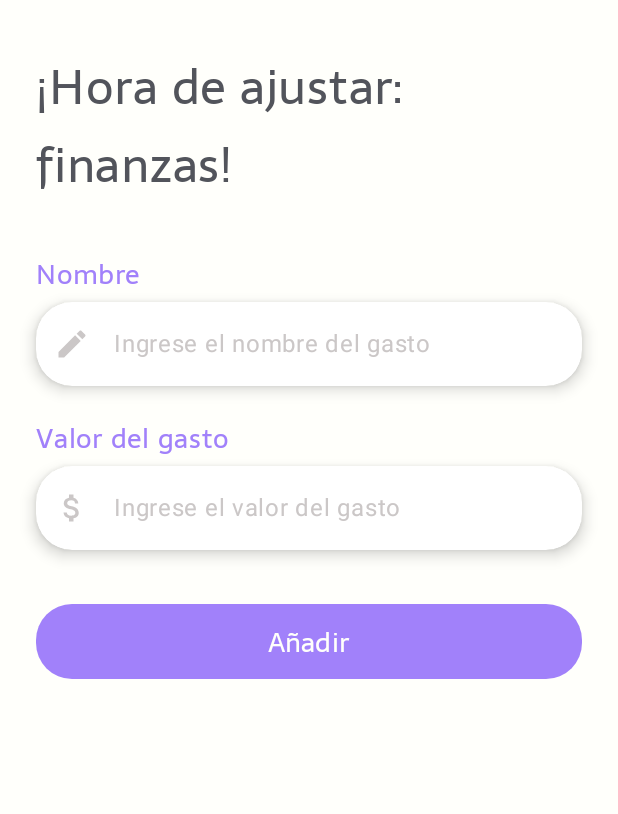
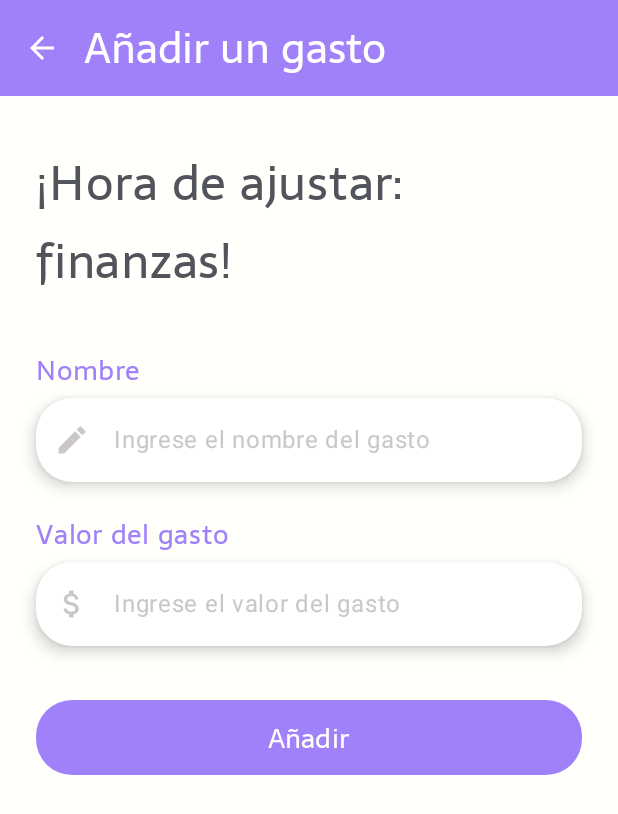
Before and after one commit to tobivalens/TravelBuddyFront, an Android app built with Jetpack Compose: the composable AddExpenseScreen shown on its own in the app's theme, on a phone screen of 412 x 824 dp. Shown: the top 814 px of the screen. Run offline under Robolectric (Android 15) with nearby library versions, the phone set to English and light mode, and no system bars; network calls fail.

Commit message:
top bar component arreglado

```diff
--- a/app/src/main/java/com/example/travelbuddyapp/resources/ui/screens/AddExpenses.kt
+++ b/app/src/main/java/com/example/travelbuddyapp/resources/ui/screens/AddExpenses.kt
@@ -27,7 +27,7 @@ import androidx.compose.material3.*
 import androidx.compose.runtime.*
 import androidx.compose.ui.draw.shadow
 import androidx.compose.ui.text.TextStyle
-// import com.example.travelbuddyapp.resources.ui.screens.TopAppBarComponent
+import com.example.travelbuddyapp.resources.ui.screens.TopAppBarComponent
 import com.example.travelbuddyapp.ui.theme.SaralaFont
 
 @OptIn(ExperimentalMaterial3Api::class)
@@ -48,7 +48,7 @@ fun AddExpenseScreen(onBackClick: () -> Unit) {
 
     Scaffold(
         topBar = {
-            // TopAppBarComponent(eventTitle = "Añadir un gasto", onBackClick)
+            TopAppBarComponent(eventTitle = "Añadir un gasto", onBackClick)
         },
         containerColor = backgroundColor
     ) { paddingValues ->
--- a/app/src/main/java/com/example/travelbuddyapp/resources/ui/screens/Components.kt
+++ b/app/src/main/java/com/example/travelbuddyapp/resources/ui/screens/Components.kt
@@ -1,4 +1,5 @@
 package com.example.travelbuddyapp.resources.ui.screens
+
 
 import androidx.compose.foundation.BorderStroke
 import androidx.compose.foundation.background
@@ -16,6 +17,7 @@ import androidx.compose.foundation.layout.size
 import androidx.compose.foundation.layout.width
 import androidx.compose.foundation.shape.RoundedCornerShape
 import androidx.compose.material.icons.Icons
+import androidx.compose.material.icons.filled.ArrowBack
 import androidx.compose.material.icons.filled.CalendarToday
 import androidx.compose.material.icons.filled.MoreVert
 import androidx.compose.material.icons.filled.Person
@@ -38,6 +40,8 @@ import androidx.compose.material3.OutlinedTextField
 import androidx.compose.material3.Text
 import androidx.compose.material3.TextButton
 import androidx.compose.material3.TextFieldDefaults
+import androidx.compose.material3.TopAppBar
+import androidx.compose.material3.TopAppBarDefaults
 import androidx.compose.material3.rememberDatePickerState
 import androidx.compose.runtime.Composable
 import androidx.compose.runtime.derivedStateOf
@@ -153,6 +157,9 @@ fun CustomTabBar(
     onTabSelected: (Int) -> Unit
 ) {
     Row(
+
+
+
         modifier = Modifier
             .fillMaxWidth()
             .padding(horizontal = 16.dp),
@@ -260,3 +267,34 @@ fun HomeBottomBar(
         )
     }
 }
+
+
+@OptIn(ExperimentalMaterial3Api::class)
+@Composable
+fun TopAppBarComponent(eventTitle:String, onBackClick: () -> Unit = {}){
+
+    TopAppBar(
+        title = {
+            Text(
+                text = eventTitle,
+                color = Color.White,
+                fontSize = 28.sp,
+                fontFamily = SaralaFont,
+                maxLines = 1
+            )
+        },
+        navigationIcon = {
+            IconButton(onClick = onBackClick) {
+                Icon(
+                    imageVector = Icons.Default.ArrowBack,
+                    contentDescription = "Back",
+                    tint = Color.White
+                )
+            }
+        },
+        colors = TopAppBarDefaults.smallTopAppBarColors(
+            containerColor = Color(0xFFA181FA)
+        )
+    )
+
+}
```
